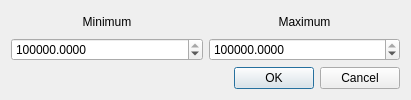
This is framework/widgets/QEStripChart/QEStripChartRangeDialog.ui in andrewrhyder/epicsqt as Qt 5 draws it before an edit. The edited form follows.
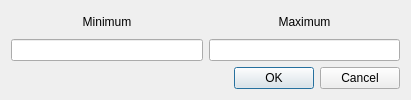
This is the edited form.

Commit message: stripchart: add time scale, update dialogs, add chart state history; and uodate revision

What changed in the file:
```diff
--- a/framework/widgets/QEStripChart/QEStripChartRangeDialog.ui
+++ b/framework/widgets/QEStripChart/QEStripChartRangeDialog.ui
@@ -41,37 +41,16 @@
    <item>
     <layout class="QHBoxLayout" name="horizontalLayout_2">
      <item>
-      <widget class="QDoubleSpinBox" name="minimumSpinBox">
-       <property name="decimals">
-        <number>4</number>
-       </property>
-       <property name="minimum">
-        <double>-1000000000.000000000000000</double>
-       </property>
-       <property name="maximum">
-        <double>1000000000.000000000000000</double>
-       </property>
-       <property name="singleStep">
-        <double>1.000000000000000</double>
-       </property>
-       <property name="value">
-        <double>1000000000.000000000000000</double>
+      <widget class="QLineEdit" name="minimumEdit">
+       <property name="maxLength">
+        <number>22</number>
        </property>
       </widget>
      </item>
      <item>
-      <widget class="QDoubleSpinBox" name="maximumSpinBox">
-       <property name="decimals">
-        <number>4</number>
-       </property>
-       <property name="minimum">
-        <double>-1000000000.000000000000000</double>
-       </property>
-       <property name="maximum">
-        <double>1000000000.000000000000000</double>
-       </property>
-       <property name="value">
-        <double>1000000000.000000000000000</double>
+      <widget class="QLineEdit" name="maximumEdit">
+       <property name="maxLength">
+        <number>22</number>
        </property>
       </widget>
      </item>
```
The commit also changes 9 other files.
